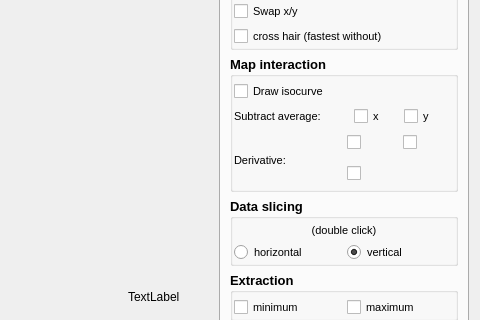
This is plotter/ui/plot2d.ui in pyplotter/pyplotter as Qt 5 draws it before an edit; both pictures show x 589 to 1069 and y 123 to 443 of the 1069 by 565 pixel window. The edited form follows.
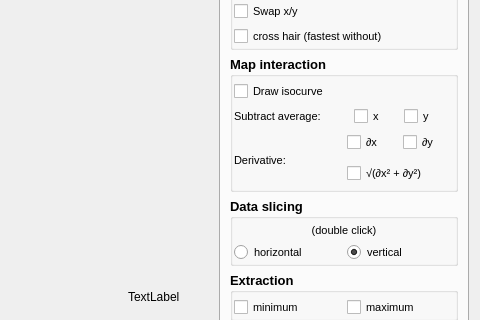
This is the edited form. Icons and pictures are not drawn. Custom widgets are drawn as their Qt base class.

Patch:
```diff
--- a/plotter/ui/plot2d.ui
+++ b/plotter/ui/plot2d.ui
@@ -359,7 +359,7 @@
                        <string notr="true">background: url(ui/pictures/plot2dDx.png) right no-repeat;</string>
                       </property>
                       <property name="text">
-                       <string/>
+                       <string>∂x</string>
                       </property>
                      </widget>
                     </item>
@@ -388,7 +388,7 @@
                        <string notr="true">background: url(ui/pictures/plot2dDy.png) right no-repeat;</string>
                       </property>
                       <property name="text">
-                       <string/>
+                       <string>∂y</string>
                       </property>
                      </widget>
                     </item>
@@ -419,7 +419,7 @@
                      <string notr="true">background: url(ui/pictures/plot2dDxDy.png) right no-repeat;</string>
                     </property>
                     <property name="text">
-                     <string/>
+                     <string>√(∂x² + ∂y²)</string>
                     </property>
                    </widget>
                   </item>
```
Left out of the diff: 6 changed lines with no effect on the pictures.
